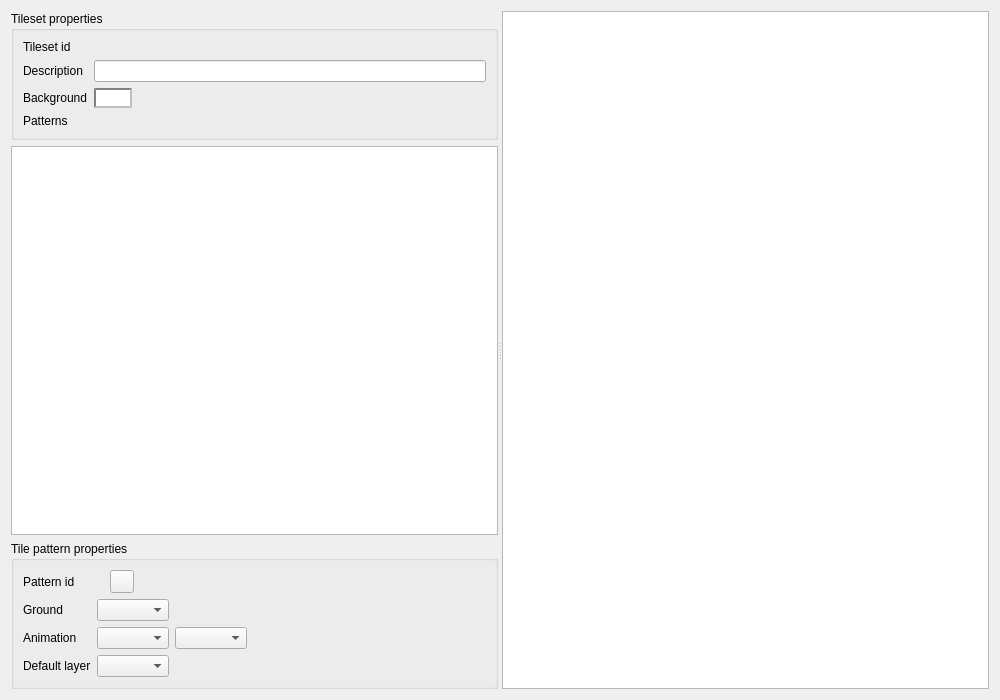
Qt form src/gui/tileset_editor.ui (solarus-games/solarus-quest-editor) before a commit.
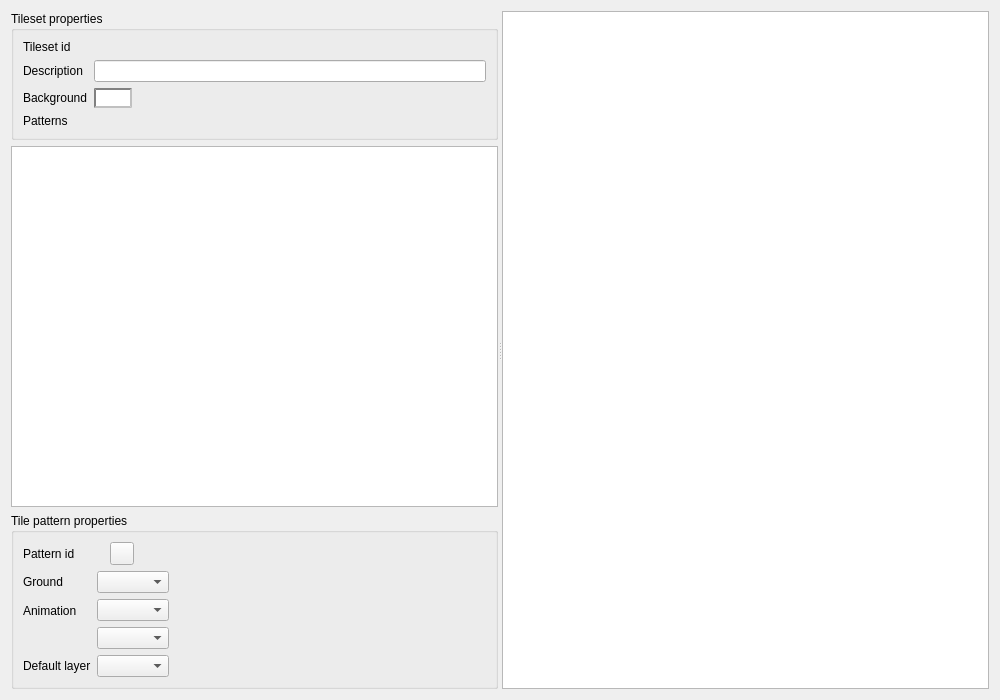
The same form after that commit. Icons and pictures are not drawn. Custom widgets are drawn as their Qt base class.

What changed in the file:
```diff
--- a/src/gui/tileset_editor.ui
+++ b/src/gui/tileset_editor.ui
@@ -290,7 +290,7 @@
               <number>0</number>
              </property>
              <item>
-              <layout class="QHBoxLayout" name="horizontal_layout_5">
+              <layout class="QVBoxLayout" name="verticalLayout">
                <item>
                 <widget class="EnumSelector&lt;TilePatternAnimation&gt;" name="animation_type_field">
                  <property name="sizePolicy">
```
